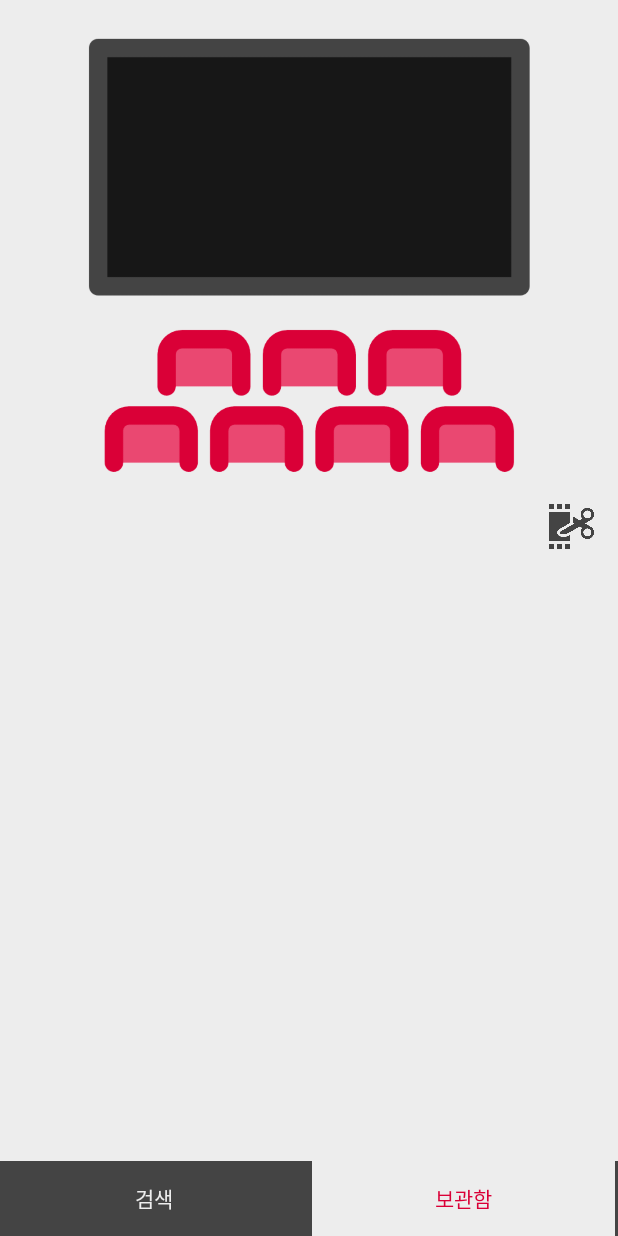
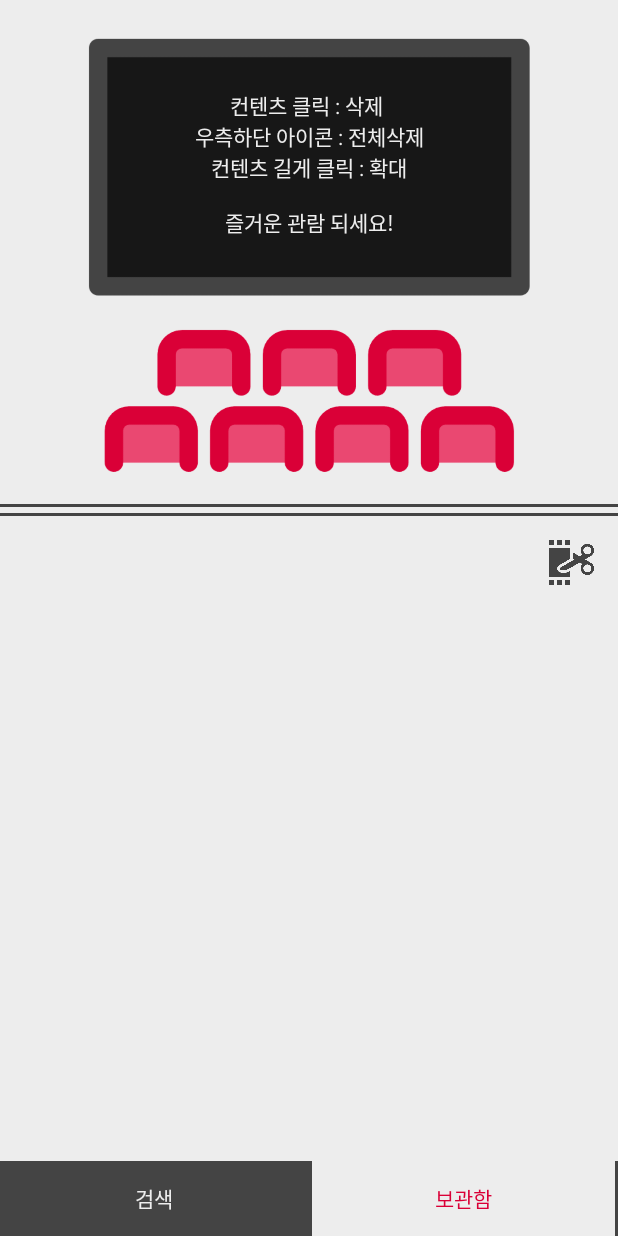
Before and after one commit to hyehyunj/HH_ImageSearch, an Android app: the screen it shows after launch (MainActivity), item 2 of the bottom bar chosen, on a phone screen of 412 x 824 dp. Run offline under Robolectric (Android 15) with nearby library versions, the phone set to English and light mode, and no system bars; pictures from the network do not load.

```diff
--- a/app/src/main/java/com/android/hh_imagesearch/activity/presentation/home/HomeFragment.kt
+++ b/app/src/main/java/com/android/hh_imagesearch/activity/presentation/home/HomeFragment.kt
@@ -23,6 +23,7 @@ import com.android.hh_imagesearch.activity.data.model.videoToContentModel
 import com.android.hh_imagesearch.activity.presentation.main.MainViewModel
 import com.android.hh_imagesearch.activity.network.NetWorkClient.apiService
 import com.android.hh_imagesearch.databinding.FragmentHomeBinding
+import kotlinx.coroutines.CoroutineExceptionHandler
 import kotlinx.coroutines.Dispatchers
 import kotlinx.coroutines.async
 import kotlinx.coroutines.launch
@@ -39,6 +40,7 @@ class HomeFragment : Fragment() {
     private val sharedViewModel: MainViewModel by activityViewModels()
     private lateinit var homeRecyclerViewAdapter: HomeRecyclerViewAdapter
     private lateinit var searchWord: String
+    private val coroutineExceptionHandler = CoroutineExceptionHandler {_, throwable -> println("Caught: ${throwable.message}") }
 
     override fun onCreateView(
         inflater: LayoutInflater, container: ViewGroup?,
@@ -89,10 +91,12 @@ class HomeFragment : Fragment() {
 
         //필터 옵저버 : 검색 필터 변화를 감지해 반영
         sharedViewModel.searchFilterLiveData.observe(viewLifecycleOwner) {
+            if (searchWord != "") {
             when (sharedViewModel.searchFilterLiveData.value) {
                 "전체" -> receiveAll(searchWord)
                 "사진" -> receiveImage(searchWord)
                 "영상" -> receiveVideo(searchWord)
+            }
             }
         }
 
@@ -206,14 +210,15 @@ class HomeFragment : Fragment() {
     }
 
     //전체 검색결과 함수 : Retrofit을 통해 검색어에 따른 사진 및 영상 검색결과를 불러오는 함수
-    private fun receiveAll(query: String) = lifecycleScope.launch() {
+    private fun receiveAll(query: String) = lifecycleScope.launch {
+        if(query != "") {
         val receiveImage = async(Dispatchers.IO) { apiService.searchImage(query) }
-        val receiveVideo = async(Dispatchers.IO) { apiService.searchVideo(query) }
+            val receiveVideo = async(Dispatchers.IO) { apiService.searchVideo(query) }
 
-        sharedViewModel.receivedMergedSearchResult(
-            imageToContentModel(receiveImage.await().imageDocuments).toMutableList(),
-            videoToContentModel(receiveVideo.await().videoDocuments).toMutableList()
-        )
+            sharedViewModel.receivedMergedSearchResult(
+                imageToContentModel(receiveImage.await().imageDocuments).toMutableList(),
+                videoToContentModel(receiveVideo.await().videoDocuments).toMutableList()
+            )}
     }
 
     //사진 검색결과 함수 : Retrofit을 통해 검색어에 따른 이미지 검색결과를 불러오는 함수
--- a/app/src/main/java/com/android/hh_imagesearch/activity/presentation/main/MainActivity.kt
+++ b/app/src/main/java/com/android/hh_imagesearch/activity/presentation/main/MainActivity.kt
@@ -14,10 +14,10 @@ class MainActivity : AppCompatActivity() {
     private lateinit var binding: ActivityMainBinding
     private var addData = mutableListOf<ContentModel>()
     private lateinit var mainViewModel : MainViewModel
+
     companion object {
         private const val TAG = "MainActivity"
     }
-
 
     override fun onCreate(savedInstanceState: Bundle?) {
         super.onCreate(savedInstanceState)
@@ -39,12 +39,11 @@ class MainActivity : AppCompatActivity() {
             saveSearchWord(it.toString())
         }
 
+        //마이컨텐츠 저장
         mainViewModel.myContentLiveData.observe(this) {
             if(mainViewModel.myContentLiveData.value != null)
             saveMyContent(it)
         }
-
-
     }
 
     //레이아웃 초기화 함수 : 뷰페이저, 탭레이아웃 연결
@@ -58,12 +57,12 @@ class MainActivity : AppCompatActivity() {
                 0 -> tab.text = "검색"
                 1 -> {
                     tab.text = "보관함"
-                    mainViewModel.backUpContent(loadMyContent())
                 }
             }
         }.attach()
     }
 
+    //검색어 저장하는 함수
     private fun saveSearchWord(searchWord: String) {
         val pref = getSharedPreferences("pref", 0)
         val edit = pref.edit()
@@ -71,16 +70,13 @@ class MainActivity : AppCompatActivity() {
         edit.apply()
     }
 
+    //검색어 불러오는 함수
     private fun loadSearchWord() {
         val pref = getSharedPreferences("pref", 0)
         mainViewModel.updateSearchWord(pref.getString("search_word", "") ?: "")
     }
 
-
-
-
-
-
+    //컨텐츠 저장하는 함수
     private fun saveMyContent(content: List<ContentModel>) {
         val pref = getSharedPreferences("pref", 0)
         val edit = pref.edit()
@@ -89,6 +85,7 @@ class MainActivity : AppCompatActivity() {
         edit.apply()
     }
 
+    //컨텐츠 불러오는 함수
     private fun loadMyContent() : MutableList<ContentModel> {
         val pref = getSharedPreferences("pref", 0)
         val jsonString = pref.getString("search_image", "")
--- a/app/src/main/java/com/android/hh_imagesearch/activity/presentation/main/MainViewModel.kt
+++ b/app/src/main/java/com/android/hh_imagesearch/activity/presentation/main/MainViewModel.kt
@@ -13,6 +13,7 @@ class MainViewModel : ViewModel() {
     val searchResultLiveData: LiveData<MutableList<ContentModel>?> = _searchResultLiveData
 
     //검색어
+
     private val _searchWordLiveData = MutableLiveData<String>()
     val searchWordLiveData: LiveData<String> = _searchWordLiveData
 
--- a/app/src/main/java/com/android/hh_imagesearch/activity/presentation/my/MyFragment.kt
+++ b/app/src/main/java/com/android/hh_imagesearch/activity/presentation/my/MyFragment.kt
@@ -4,6 +4,8 @@ import android.os.Bundle
 import android.view.LayoutInflater
 import android.view.View
 import android.view.ViewGroup
+import android.view.animation.AnimationUtils
+import androidx.core.view.isVisible
 import androidx.fragment.app.Fragment
 import androidx.fragment.app.activityViewModels
 import androidx.recyclerview.widget.GridLayoutManager
@@ -61,8 +63,8 @@ class MyFragment : Fragment() {
         myRecyclerViewAdapter = MyRecyclerViewAdapter(itemClickListener = { item ->
             removeMyContent(item)
         },
-            itemLongClickListener = { item, position ->
-                makeMovie(item, position)
+            itemLongClickListener = { item ->
+                makeMovie(item)
             })
         binding.myRecyclerView.adapter = myRecyclerViewAdapter
         binding.myRecyclerView.layoutManager = GridLayoutManager(requireContext(), 3)
@@ -95,18 +97,17 @@ class MyFragment : Fragment() {
             .setPositiveButton("취소") { dialog, which ->
             }
             .show()
-
     }
 
-
-    //영화관으로  함수 : 다이얼로그로 삭제여부를 확인하고 클릭된 컨텐츠를 보관함에서 삭제해주는 함수
-    private fun makeMovie(content: ContentModel, position: Int) {
-        sharedViewModel.myContentLiveData.value?.get(position)
-
+    //크게보기 함수 : 컨텐츠 롱클릭시 최상단에서 확대
+    private fun makeMovie(content: ContentModel) {
+        binding.myTvCinema.isVisible = false
+        val scaleOut = AnimationUtils.loadAnimation(requireContext(), R.anim.ainm_my_cinema)
+        binding.myIvCinema.apply {
+            startAnimation(scaleOut)
+        }
         Glide.with(requireContext())
             .load(content.thumbnail)
             .into(binding.myIvCinema)
     }
-
-
 }
--- a/app/src/main/java/com/android/hh_imagesearch/activity/presentation/my/MyRecyclerViewAdapter.kt
+++ b/app/src/main/java/com/android/hh_imagesearch/activity/presentation/my/MyRecyclerViewAdapter.kt
@@ -14,7 +14,7 @@ import com.bumptech.glide.Glide
 
 class MyRecyclerViewAdapter(
     private val itemClickListener: (item: ContentModel) -> Unit,
-    private val itemLongClickListener: (item: ContentModel, position: Int) -> Unit
+    private val itemLongClickListener: (item: ContentModel) -> Unit
 ) : ListAdapter<ContentModel, MyRecyclerViewAdapter.Holder>(diffUtil) {
     companion object {
         val diffUtil = object : DiffUtil.ItemCallback<ContentModel>() {
@@ -41,7 +41,7 @@ class MyRecyclerViewAdapter(
     class Holder(
         private val binding: RecyclerviewMyHolderBinding,
         private val itemClickListener: (item: ContentModel) -> Unit,
-        private val itemLongClickListener: (item: ContentModel, position: Int) -> Unit
+        private val itemLongClickListener: (item: ContentModel) -> Unit
     ) :
         RecyclerView.ViewHolder(binding.root) {
 
@@ -55,7 +55,7 @@ class MyRecyclerViewAdapter(
                     itemClickListener(item)
                 }
                 myHolder.setOnLongClickListener {
-                    itemLongClickListener(item, adapterPosition)
+                    itemLongClickListener(item)
                     true
                 }
             }
--- /dev/null
+++ b/app/src/main/res/anim/ainm_my_cinema.xml
@@ -0,0 +1,10 @@
+<?xml version="1.0" encoding="utf-8"?>
+<set xmlns:android="http://schemas.android.com/apk/res/android">
+    <alpha
+        android:duration="1000"
+        android:fromAlpha="0.3"
+        android:interpolator="@android:anim/anticipate_overshoot_interpolator"
+        android:repeatCount="2"
+        android:repeatMode="reverse"
+        android:toAlpha="1"/>
+</set>
--- a/app/src/main/res/layout/fragment_my.xml
+++ b/app/src/main/res/layout/fragment_my.xml
@@ -17,6 +17,37 @@
         app:layout_constraintStart_toStartOf="parent"
         app:layout_constraintTop_toTopOf="parent" />
 
+    <TextView
+        android:id="@+id/my_tv_cinema"
+        android:layout_width="wrap_content"
+        android:layout_height="wrap_content"
+        android:layout_marginTop="40dp"
+        android:gravity="center"
+        android:text="컨텐츠 클릭 : 삭제 \n우측하단 아이콘 : 전체삭제\n컨텐츠 길게 클릭 : 확대\n\n즐거운 관람 되세요!"
+        android:textColor="@color/light_ash"
+        app:layout_constraintTop_toTopOf="@+id/my_iv_cinema"
+        app:layout_constraintEnd_toEndOf="@+id/my_iv_cinema"
+        app:layout_constraintStart_toStartOf="@+id/my_iv_cinema"/>
+
+    <View
+        android:id="@+id/my_divider1"
+        android:layout_width="match_parent"
+        android:layout_height="2dp"
+        android:layout_marginTop="16dp"
+        android:background="@color/ash"
+        app:layout_constraintStart_toStartOf="parent"
+        app:layout_constraintEnd_toEndOf="parent"
+        app:layout_constraintTop_toBottomOf="@+id/my_iv_cinema"/>
+    <View
+        android:id="@+id/my_divider2"
+        android:layout_width="match_parent"
+        android:layout_height="2dp"
+        android:layout_marginTop="4dp"
+        android:background="@color/ash"
+        app:layout_constraintStart_toStartOf="parent"
+        app:layout_constraintEnd_toEndOf="parent"
+        app:layout_constraintTop_toBottomOf="@+id/my_divider1"/>
+
     <ImageView
         android:id="@+id/my_iv_delete"
         android:layout_width="30dp"
@@ -24,8 +55,8 @@
         android:layout_margin="16dp"
         android:clickable="true"
         android:src="@drawable/sel_my_iv_delete"
-        app:layout_constraintEnd_toEndOf="@+id/my_iv_cinema"
-        app:layout_constraintTop_toBottomOf="@+id/my_iv_cinema" />
+        app:layout_constraintEnd_toEndOf="@+id/my_divider2"
+        app:layout_constraintTop_toBottomOf="@+id/my_divider2" />
 
     <androidx.recyclerview.widget.RecyclerView
         android:id="@+id/my_recycler_view"
--- a/app/src/main/res/values/themes.xml
+++ b/app/src/main/res/values/themes.xml
@@ -1,15 +1,9 @@
 <resources xmlns:tools="http://schemas.android.com/tools">
     <!-- Base application theme. -->
     <style name="Base.Theme.HH_ImageSearch" parent="Theme.Material3.DayNight.NoActionBar">
-        <!-- Customize your light theme here. -->
-        <!-- <item name="colorPrimary">@color/my_light_primary</item> -->
-<!--        <item name="colorPrimary">@color/primary</item>-->
-<!--        <item name="colorAccent">@color/green</item>-->
         <item name="android:colorBackground">@color/light_ash</item>
+        <item name="colorAccent">@color/point_red</item>
         <item name="android:colorPrimary">@color/ash</item>
-        <item name="android:color">@color/ash</item>
-
     </style>
-
     <style name="Theme.HH_ImageSearch" parent="Base.Theme.HH_ImageSearch" />
 </resources>
```
Also changed, not shown: app/src/main/res/drawable/ic_film_dark.png (deleted), app/src/main/res/drawable/ic_film_light.png (deleted).
